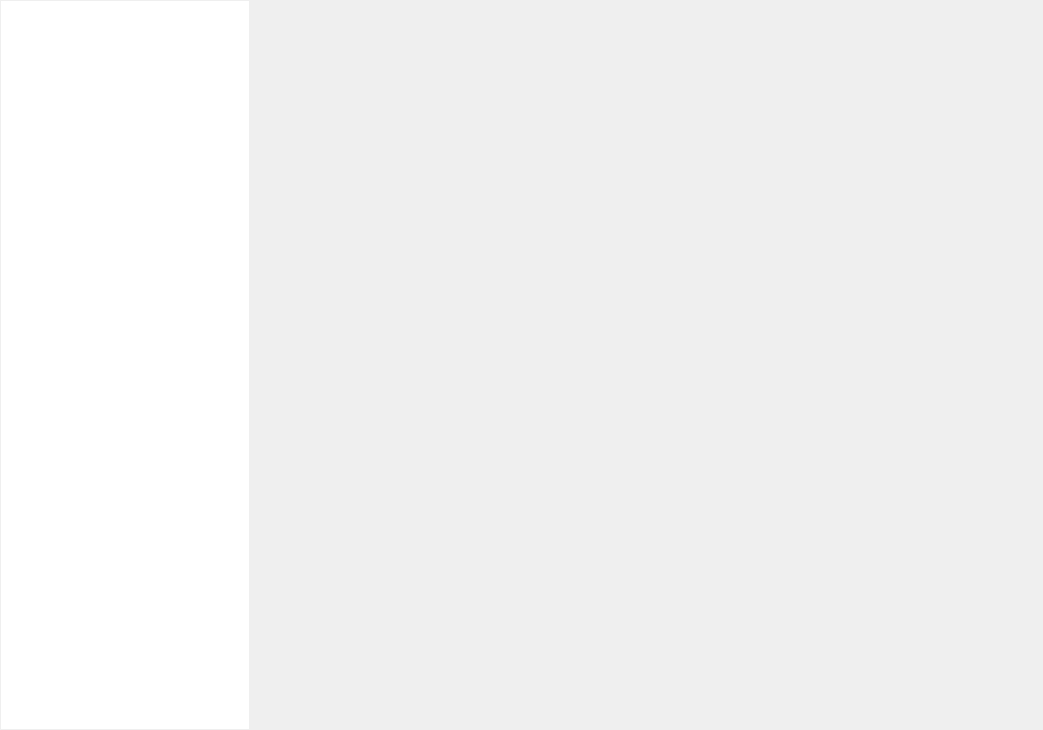
Before: the Qt Designer form ChatWindowShell.ui in jmh000527/criker-client, drawn with Qt 5.
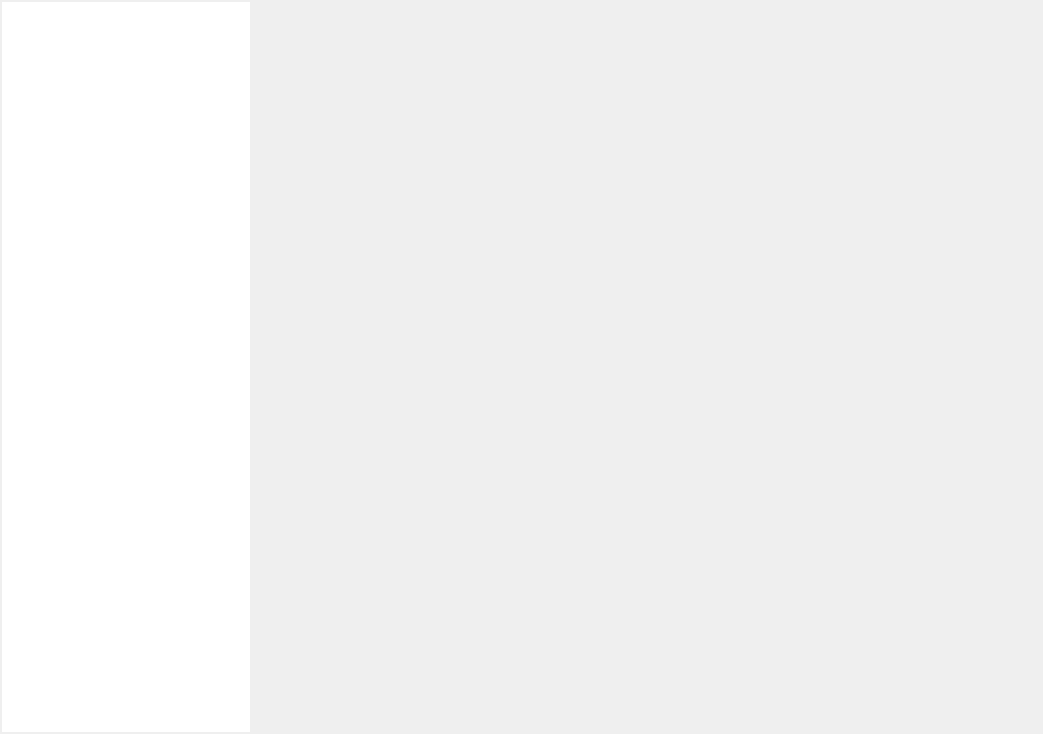
After: the same form once the commit is applied.

Diff of the .ui file:
```diff
--- a/ChatWindowShell.ui
+++ b/ChatWindowShell.ui
@@ -7,27 +7,27 @@
     <x>0</x>
     <y>0</y>
     <width>1043</width>
-    <height>730</height>
+    <height>734</height>
    </rect>
   </property>
   <property name="windowTitle">
    <string>ChatWindow</string>
   </property>
-  <layout class="QVBoxLayout" name="verticalLayout_2">
+  <layout class="QVBoxLayout" name="verticalLayout_2" stretch="0">
    <property name="spacing">
     <number>0</number>
    </property>
    <property name="leftMargin">
-    <number>1</number>
+    <number>2</number>
    </property>
    <property name="topMargin">
-    <number>1</number>
+    <number>2</number>
    </property>
    <property name="rightMargin">
-    <number>1</number>
+    <number>2</number>
    </property>
    <property name="bottomMargin">
-    <number>1</number>
+    <number>2</number>
    </property>
    <item>
     <widget class="QSplitter" name="splitter">
```
Left out of the diff: 2 changed lines with no effect on the pictures.
